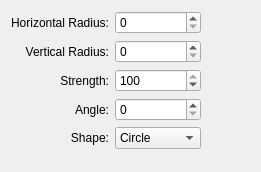
Old version of the form krita/plugins/filters/blur/wdgblur.ui in the repository KDE/krita.
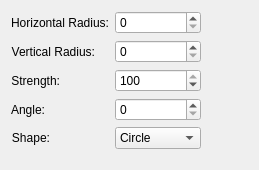
New version of the form. Custom widgets are drawn as their Qt base class.

Commit message: Changed the UI which contains labels and textfields into QFormLayout to set alignment issues

Patch:
```diff
--- a/krita/plugins/filters/blur/wdgblur.ui
+++ b/krita/plugins/filters/blur/wdgblur.ui
@@ -6,11 +6,16 @@
    <rect>
     <x>0</x>
     <y>0</y>
-    <width>261</width>
-    <height>172</height>
+    <width>259</width>
+    <height>170</height>
    </rect>
   </property>
   <layout class="QGridLayout" name="gridLayout">
+   <item row="0" column="0" rowspan="2">
+    <layout class="QFormLayout" name="formLayout">
+     <property name="rowWrapPolicy">
+      <enum>QFormLayout::WrapLongRows</enum>
+     </property>
    <item row="0" column="0">
     <widget class="QLabel" name="textLabel1">
      <property name="text">
@@ -27,22 +32,6 @@
    <item row="0" column="1">
     <widget class="QSpinBox" name="intHalfWidth"/>
    </item>
-   <item row="0" column="3" rowspan="2">
-    <spacer>
-     <property name="orientation">
-      <enum>Qt::Horizontal</enum>
-     </property>
-     <property name="sizeType">
-      <enum>QSizePolicy::Expanding</enum>
-     </property>
-     <property name="sizeHint" stdset="0">
-      <size>
-       <width>0</width>
-       <height>20</height>
-      </size>
-     </property>
-    </spacer>
-   </item>
    <item row="1" column="0">
     <widget class="QLabel" name="textLabel2">
      <property name="text">
@@ -132,7 +121,12 @@
      </item>
     </widget>
    </item>
-   <item row="4" column="3">
+    </layout>
+   </item>
+   <item row="0" column="1">
+    <widget class="KoAspectButton" name="aspectButton" native="true"/>
+   </item>
+   <item row="0" column="2">
     <spacer>
      <property name="orientation">
       <enum>Qt::Horizontal</enum>
@@ -148,7 +142,23 @@
      </property>
     </spacer>
    </item>
-   <item row="5" column="0" colspan="2">
+   <item row="1" column="2">
+    <spacer>
+     <property name="orientation">
+      <enum>Qt::Horizontal</enum>
+     </property>
+     <property name="sizeType">
+      <enum>QSizePolicy::Expanding</enum>
+     </property>
+     <property name="sizeHint" stdset="0">
+      <size>
+       <width>0</width>
+       <height>20</height>
+      </size>
+     </property>
+    </spacer>
+   </item>
+   <item row="2" column="0">
     <spacer>
      <property name="orientation">
       <enum>Qt::Vertical</enum>
```
Left out of the diff: 3 changed lines with no effect on the pictures. Lines whose indentation alone changed are shown as unchanged. The commit also changes 91 other files.
